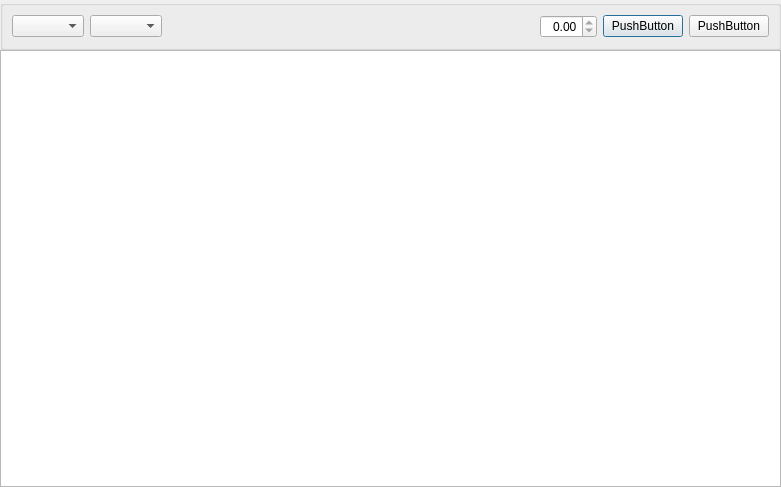
Before: the Qt Designer form periodclose/periodclosedialog.ui in ytxerp/ytx-client, drawn with Qt 5.
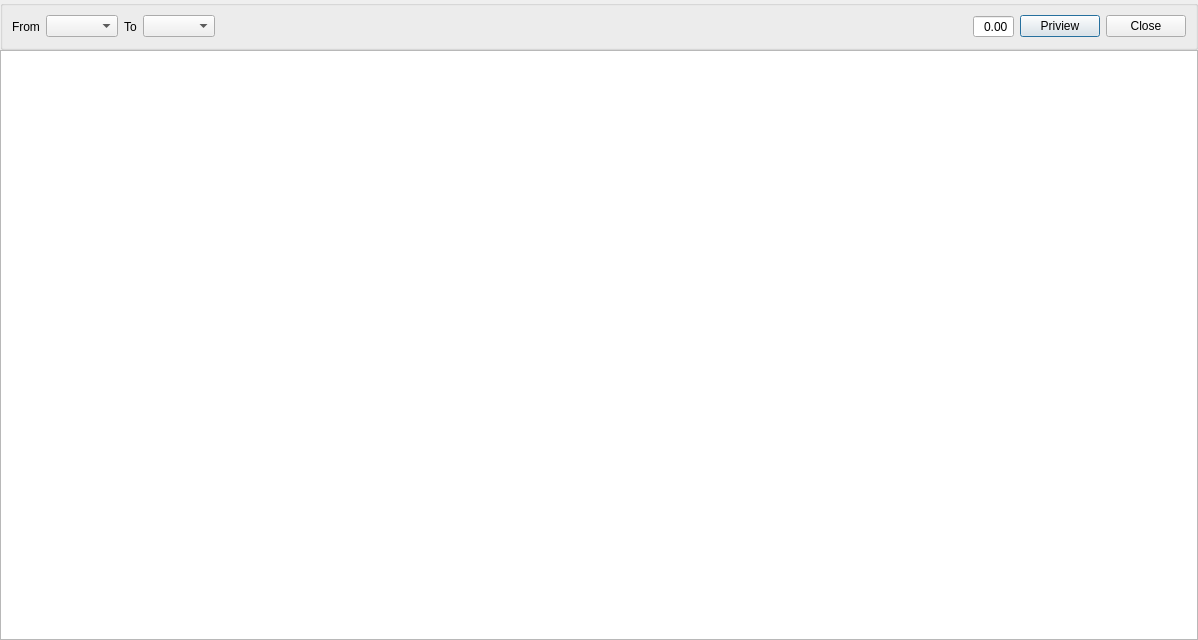
After: the same form once the commit is applied. Custom widgets are drawn as their Qt base class.

Commit message: Impl Period Close

What changed in the file:
```diff
--- a/periodclose/periodclosedialog.ui
+++ b/periodclose/periodclosedialog.ui
@@ -6,8 +6,8 @@
    <rect>
     <x>0</x>
     <y>0</y>
-    <width>781</width>
-    <height>487</height>
+    <width>1198</width>
+    <height>640</height>
    </rect>
   </property>
   <property name="windowTitle">
@@ -36,10 +36,24 @@
      </property>
      <layout class="QHBoxLayout" name="horizontalLayout">
       <item>
-       <widget class="QComboBox" name="comboBox"/>
+       <widget class="QLabel" name="label">
+        <property name="text">
+         <string>From</string>
+        </property>
+       </widget>
       </item>
       <item>
-       <widget class="QComboBox" name="comboBox_2"/>
+       <widget class="ComboBox" name="comboBoxFrom"/>
+      </item>
+      <item>
+       <widget class="QLabel" name="label_2">
+        <property name="text">
+         <string>To</string>
+        </property>
+       </widget>
+      </item>
+      <item>
+       <widget class="ComboBox" name="comboBoxTo"/>
       </item>
       <item>
        <spacer name="horizontalSpacer">
@@ -62,19 +76,28 @@
         <property name="readOnly">
          <bool>true</bool>
         </property>
+        <property name="buttonSymbols">
+         <enum>QAbstractSpinBox::ButtonSymbols::NoButtons</enum>
+        </property>
+        <property name="showGroupSeparator" stdset="0">
+         <bool>true</bool>
+        </property>
+        <property name="stepType">
+         <enum>QAbstractSpinBox::StepType::AdaptiveDecimalStepType</enum>
+        </property>
        </widget>
       </item>
       <item>
        <widget class="QPushButton" name="pushButton">
         <property name="text">
-         <string>PushButton</string>
+         <string>Priview</string>
         </property>
        </widget>
       </item>
       <item>
        <widget class="QPushButton" name="pushButton_2">
         <property name="text">
-         <string>PushButton</string>
+         <string>Close</string>
         </property>
        </widget>
       </item>
@@ -86,6 +109,13 @@
    </item>
   </layout>
  </widget>
+ <customwidgets>
+  <customwidget>
+   <class>ComboBox</class>
+   <extends>QComboBox</extends>
+   <header location="global">widget/combobox.h</header>
+  </customwidget>
+ </customwidgets>
  <tabstops>
   <tabstop>comboBox</tabstop>
   <tabstop>comboBox_2</tabstop>
```
Left out of the diff: 13 changed lines with no effect on the pictures. The commit also changes 7 other files.
